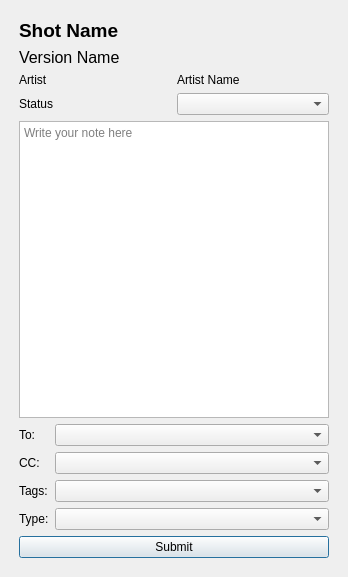
Qt form shotgrid.ui (mswed/anny) before a commit.
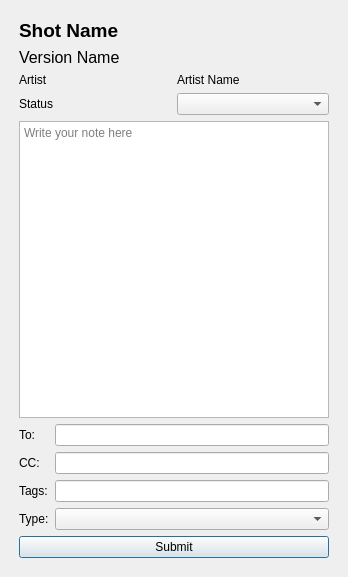
The same form after that commit. Custom widgets are drawn as their Qt base class.

Commit message: multi select system for to, cc and tags

The edit to the form file:
```diff
--- a/shotgrid.ui
+++ b/shotgrid.ui
@@ -101,9 +101,6 @@
          </property>
         </widget>
        </item>
-       <item row="0" column="1">
-        <widget class="QComboBox" name="toComboBox"/>
-       </item>
        <item row="1" column="0">
         <widget class="QLabel" name="ccLabel">
          <property name="text">
@@ -111,9 +108,6 @@
          </property>
         </widget>
        </item>
-       <item row="1" column="1">
-        <widget class="QComboBox" name="ccCb"/>
-       </item>
        <item row="2" column="0">
         <widget class="QLabel" name="tagsLabel">
          <property name="text">
@@ -121,9 +115,6 @@
          </property>
         </widget>
        </item>
-       <item row="2" column="1">
-        <widget class="QComboBox" name="tagsCb"/>
-       </item>
        <item row="3" column="0">
         <widget class="QLabel" name="noteTypeLabel">
          <property name="text">
@@ -134,6 +125,15 @@
        <item row="3" column="1">
         <widget class="QComboBox" name="noteTypeCb"/>
        </item>
+       <item row="0" column="1">
+        <widget class="MultiSelect" name="toMs"/>
+       </item>
+       <item row="1" column="1">
+        <widget class="MultiSelect" name="ccMs"/>
+       </item>
+       <item row="2" column="1">
+        <widget class="MultiSelect" name="tagsMs"/>
+       </item>
       </layout>
      </item>
      <item>
@@ -153,6 +153,11 @@
    <extends>QTextEdit</extends>
    <header>text_editor</header>
   </customwidget>
+  <customwidget>
+   <class>MultiSelect</class>
+   <extends>QLineEdit</extends>
+   <header>multi_select</header>
+  </customwidget>
  </customwidgets>
  <resources>
   <include location="resources.qrc"/>
```
The commit also changes 11 other files.
